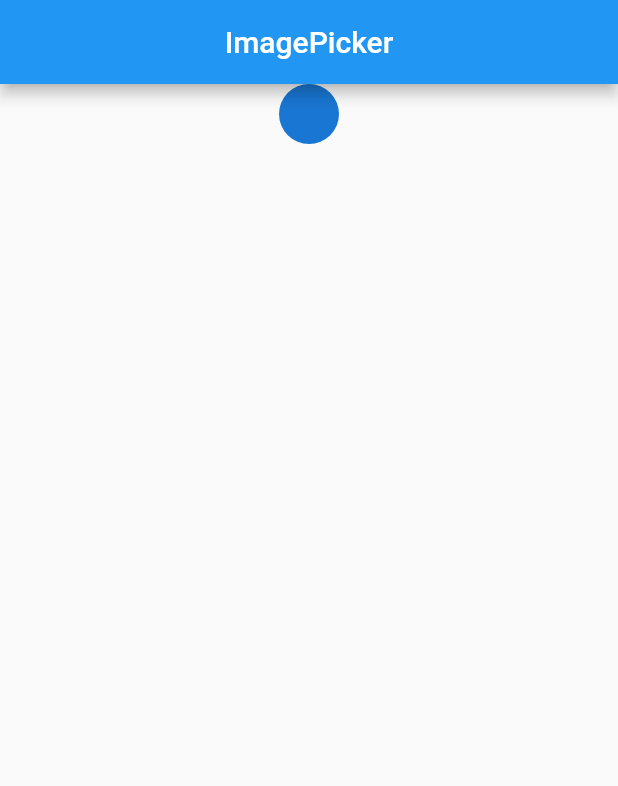
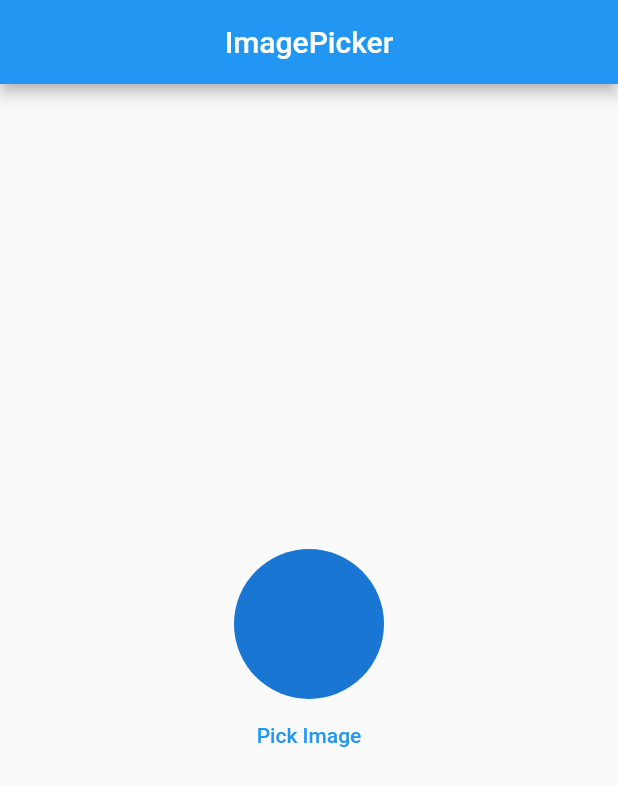
Before and after one commit to muneeb-shahid/GetX-Flutter-State-Management, a Flutter app: the screen it shows after launch, on a phone screen of 412 x 824 dp. Shown: the top 786 px of the screen. Run offline on Flutter 3.47's test engine with Material 2 defaults, Android fonts, the phone set to English and light mode, and no system bars; our stand-ins replace get, image_picker.

Commit message:
updated commit

```diff
--- a/lib/view/ImagePicker/ImagePicker.dart
+++ b/lib/view/ImagePicker/ImagePicker.dart
@@ -1,13 +1,19 @@
+import 'dart:io';
+
 import 'package:flutter/material.dart';
 import 'package:flutter/src/widgets/framework.dart';
 import 'package:flutter/src/widgets/placeholder.dart';
 import 'package:get/get.dart';
+
+import '../../controller/ImagePickerController/ImagePickerController.dart';
 
 class ImagePicker extends StatelessWidget {
   const ImagePicker({super.key});
 
   @override
   Widget build(BuildContext context) {
+    final ImagePickerController _Image_Picker_Controller =
+        Get.put(ImagePickerController());
     return Scaffold(
         appBar: AppBar(
           title: Text("ImagePicker"),
@@ -15,12 +21,22 @@ class ImagePicker extends StatelessWidget {
         ),
         body: Obx(() {
           return Column(
+            mainAxisAlignment: MainAxisAlignment.center,
             children: [
               Center(
                 child: CircleAvatar(
-
-                ),
-              )
+                    radius: 50,
+                    backgroundImage: _Image_Picker_Controller
+                            .imagePath.isNotEmpty
+                        ? FileImage(
+                            File(_Image_Picker_Controller.imagePath.toString()))
+                        : null),
+              ),
+              TextButton(
+                  onPressed: () {
+                    _Image_Picker_Controller.getImageFromCamera();
+                  },
+                  child: Text("Pick Image"))
             ],
           );
         }));
```
